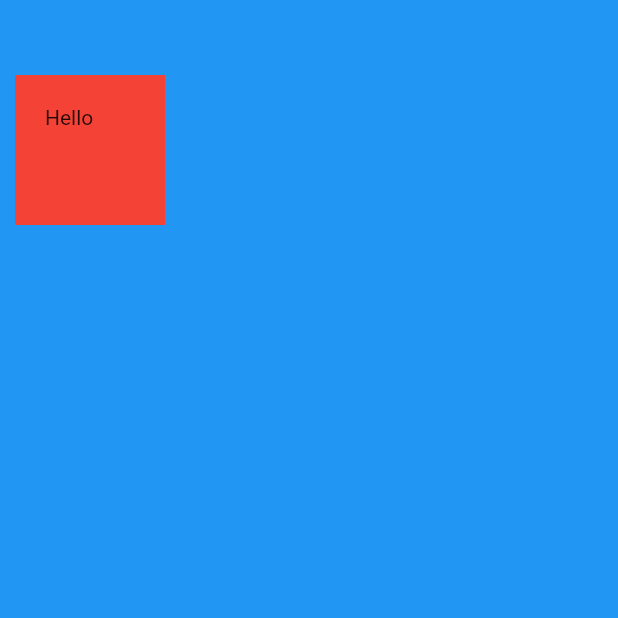
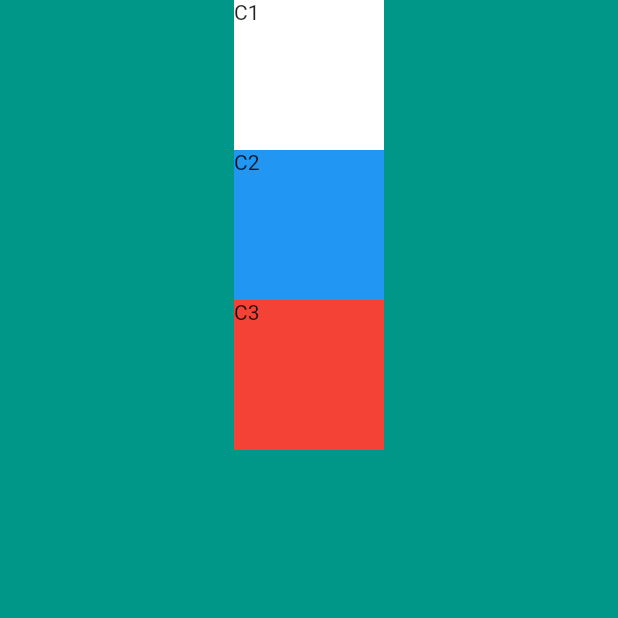
Before and after one commit to simon52g/flutter-study, a Flutter app: the screen it shows after launch, on a phone screen of 412 x 824 dp, the top half of it. Run offline on Flutter 3.47's test engine with Material 2 defaults, Android fonts, the phone set to English and light mode, and no system bars.

Commit message:
main.dart 수정 함
컬럼위과 로 위젯 되짚어 봄

```diff
--- a/lib/main.dart
+++ b/lib/main.dart
@@ -21,15 +21,31 @@ class Mypage extends StatelessWidget {
   @override
   Widget build(BuildContext context) {
     return Scaffold(
-      backgroundColor: Colors.blue,
+      backgroundColor: Colors.teal,
       body: SafeArea(
-        child: Container(
-          color: Colors.red,
-          width: 100,
-          height: 100,
-          margin: EdgeInsets.symmetric(vertical: 50, horizontal: 10),
-          padding: EdgeInsets.all(20),
-          child: Text('Hello'),
+        child: Center(
+          child: Column(
+            children: [
+              Container(
+                width: 100,
+                height: 100,
+                color: Colors.white,
+                child: Text('C1'),
+              ),
+              Container(
+                width: 100,
+                height: 100,
+                color: Colors.blue,
+                child: Text('C2'),
+              ),
+              Container(
+                width: 100,
+                height: 100,
+                color: Colors.red,
+                child: Text('C3'),
+              ),
+            ],
+          ),
         ),
       ),
     );
```
